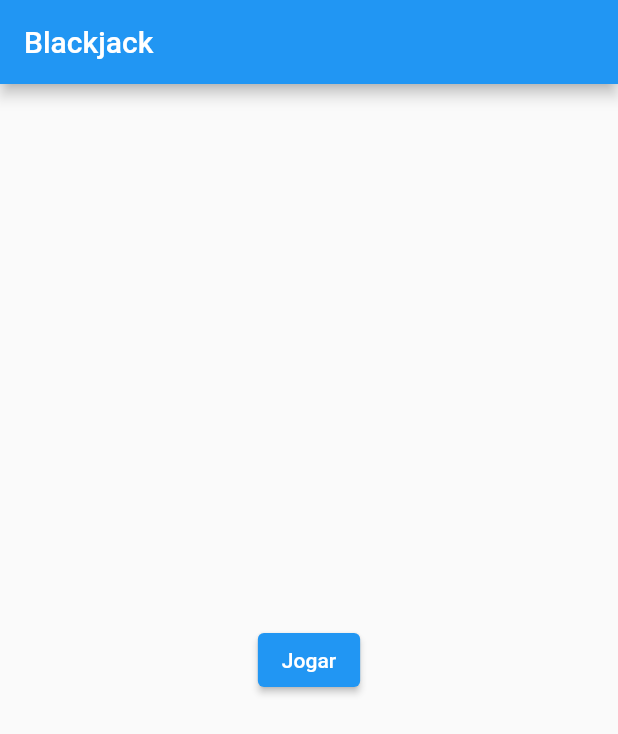
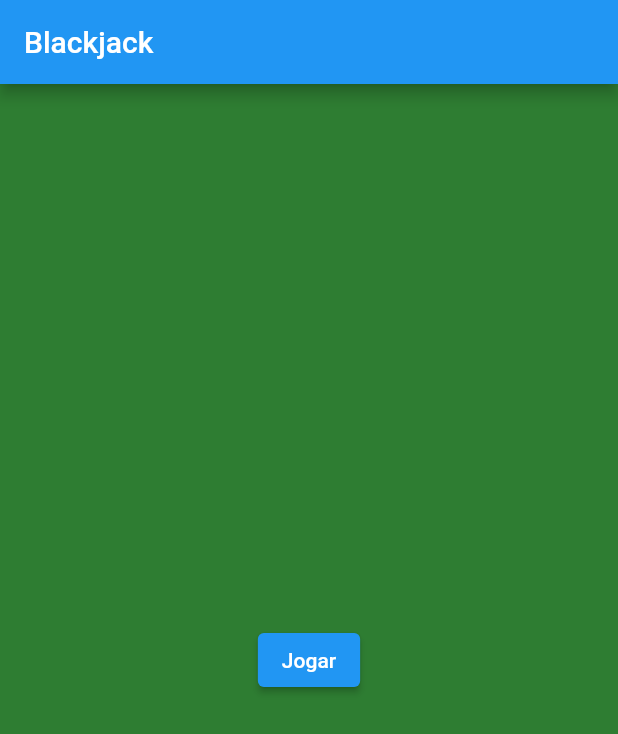
Before and after one commit to Eduardo-Alves-de-Sousa/Black_Jack, a Flutter app: the screen it shows after launch, on a phone screen of 412 x 824 dp. Shown: the top 734 px of the screen. Run offline on Flutter 3.47's test engine with Material 2 defaults, Android fonts, the phone set to English and light mode, and no system bars.

Commit message:
Adicionando: Modificações na main

```diff
--- a/jogo/lib/main.dart
+++ b/jogo/lib/main.dart
@@ -6,7 +6,7 @@ void main() {
 }
 
 class MyApp extends StatelessWidget {
-  const MyApp({super.key});
+  const MyApp({Key? key}) : super(key: key);
 
   @override
   Widget build(BuildContext context) {
@@ -21,7 +21,7 @@ class MyApp extends StatelessWidget {
 }
 
 class HomeScreen extends StatelessWidget {
-  const HomeScreen({super.key});
+  const HomeScreen({Key? key}) : super(key: key);
 
   @override
   Widget build(BuildContext context) {
@@ -29,6 +29,7 @@ class HomeScreen extends StatelessWidget {
       appBar: AppBar(
         title: const Text('Blackjack'),
       ),
+      backgroundColor: const Color(0xFF2E7D32), // Define a cor de fundo
       body: Center(
         child: ElevatedButton(
           onPressed: () {
```
